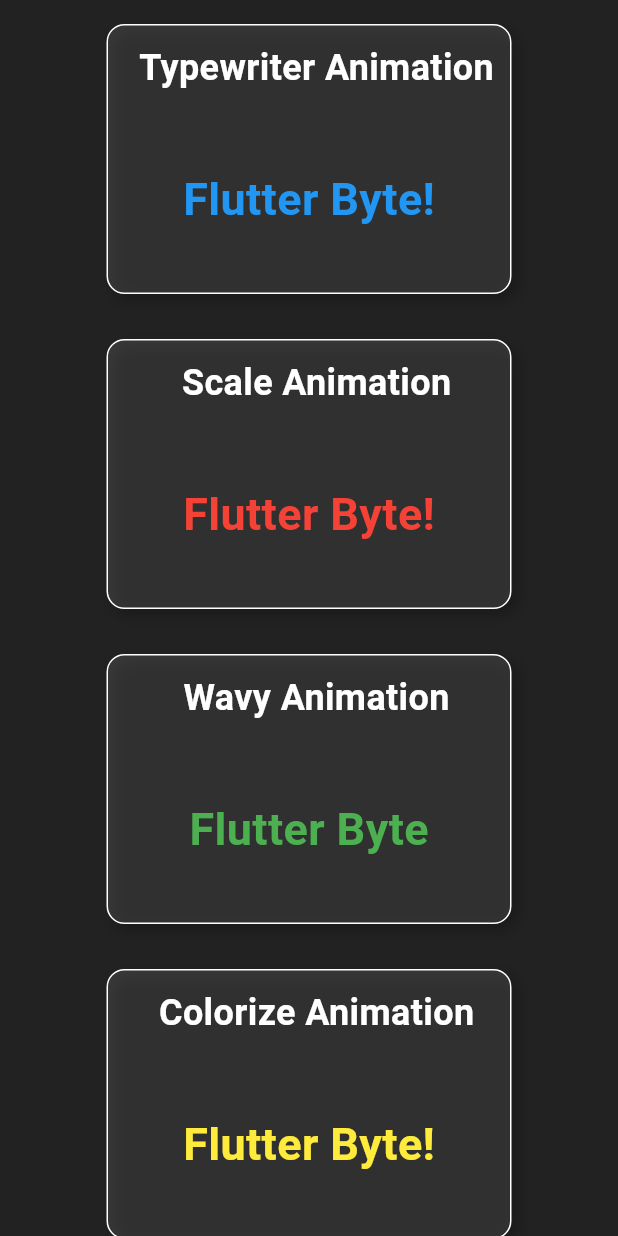
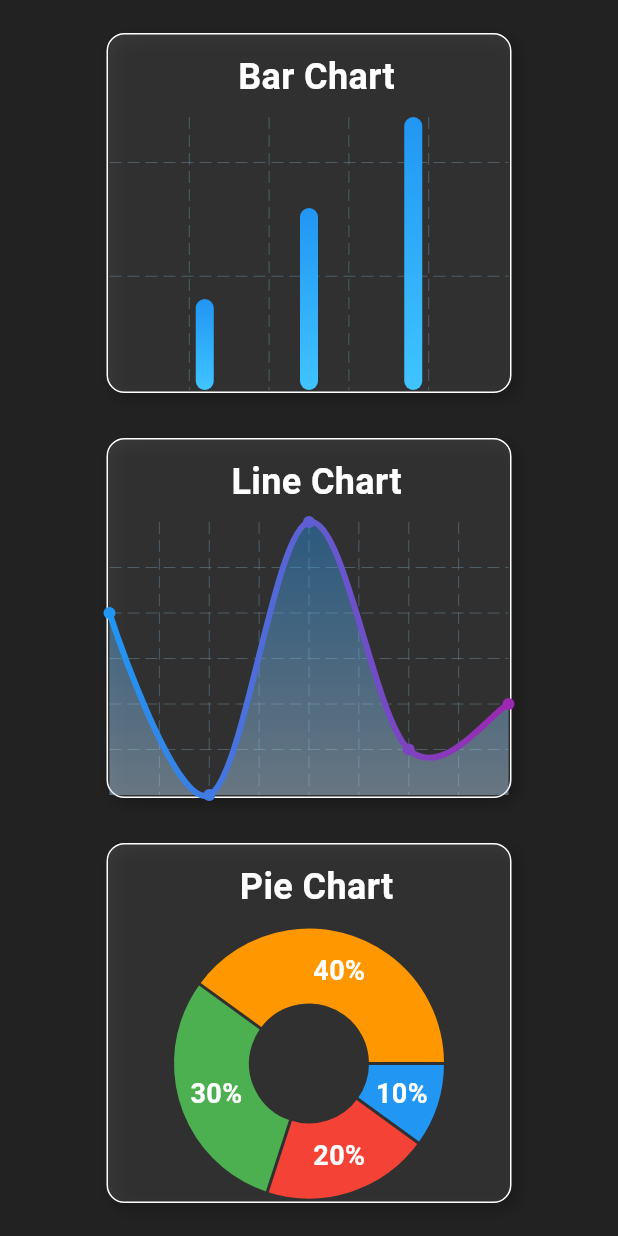
Before and after one commit to IamVasuBhurakhaya/flutter_byte_series, a Flutter app: the screen it shows after launch, on a phone screen of 412 x 824 dp. Run offline on Flutter 3.47's test engine with Material 3 defaults, Android fonts, the phone set to English and light mode, and no system bars; drawn by our look-alikes of animated_text_kit, fl_chart; our stand-ins replace loading_animation_widget.

Commit message:
fl chart package implemented

```diff
--- a/lib/main.dart
+++ b/lib/main.dart
@@ -1,6 +1,5 @@
 import 'package:flutter/material.dart';
-import 'package:widgets_packages_app/packages/animated_text_kit.dart';
-import 'package:widgets_packages_app/routes/app_routes.dart';
+import 'package:widgets_packages_app/packages/fl_charts.dart';
 
 void main() {
   runApp(const MyApp());
@@ -13,7 +12,7 @@ class MyApp extends StatelessWidget {
   Widget build(BuildContext context) {
     return const MaterialApp(
       debugShowCheckedModeBanner: false,
-      home: AnimatedTextKitScreen(),
+      home: FlChartScreen(),
     );
   }
 }
--- /dev/null
+++ b/lib/packages/fl_charts.dart
@@ -0,0 +1,203 @@
+import 'package:flutter/material.dart';
+import 'package:fl_chart/fl_chart.dart';
+
+class FlChartScreen extends StatefulWidget {
+  const FlChartScreen({super.key});
+
+  @override
+  State<FlChartScreen> createState() => _FlChartScreenState();
+}
+
+class _FlChartScreenState extends State<FlChartScreen> {
+  int touchedGroupIndex = -1;
+
+  @override
+  Widget build(BuildContext context) {
+    return Scaffold(
+      backgroundColor: Colors.black87,
+      body: Padding(
+        padding: const EdgeInsets.all(16.0),
+        child: Center(
+          child: Column(
+            mainAxisAlignment: MainAxisAlignment.center,
+            children: [
+              buildChartBox(
+                title: 'Bar Chart',
+                widget: BarChart(
+                  BarChartData(
+                    barGroups: List.generate(3, (index) {
+                      final isTouched = index == touchedGroupIndex;
+                      final double barHeight = isTouched ? 16 : 12;
+                      final gradientColors = isTouched
+                          ? [Colors.orange, Colors.red]
+                          : [Colors.blue, Colors.lightBlueAccent];
+                      return BarChartGroupData(
+                        x: index,
+                        barRods: [
+                          BarChartRodData(
+                            toY: (index + 1) * 4.0,
+                            gradient: LinearGradient(
+                              colors: gradientColors,
+                              begin: Alignment.topCenter,
+                              end: Alignment.bottomCenter,
+                            ),
+                            width: barHeight,
+                          ),
+                        ],
+                      );
+                    }),
+                    barTouchData: BarTouchData(
+                      touchCallback: (event, response) {
+                        setState(() {
+                          touchedGroupIndex =
+                              response?.spot?.touchedBarGroupIndex ?? -1;
+                        });
+                      },
+                      touchTooltipData: BarTouchTooltipData(
+                        // tooltipBgColor: Colors.blueGrey,
+                        getTooltipItem: (group, groupIndex, rod, rodIndex) {
+                          return BarTooltipItem(
+                            "Value: ${(rod.toY).toStringAsFixed(1)}",
+                            const TextStyle(color: Colors.white),
+                          );
+                        },
+                      ),
+                    ),
+                    borderData: FlBorderData(show: false),
+                    titlesData: const FlTitlesData(show: false),
+                  ),
+                ),
+              ),
+              const SizedBox(height: 30),
+              buildChartBox(
+                title: 'Line Chart',
+                widget: LineChart(
+                  LineChartData(
+                    lineBarsData: [
+                      LineChartBarData(
+                        spots: [
+                          const FlSpot(0, 3),
+                          const FlSpot(1, 1),
+                          const FlSpot(2, 4),
+                          const FlSpot(3, 1.5),
+                          const FlSpot(4, 2),
+                        ],
+                        isCurved: true,
+                        color: Colors.blue,
+                        gradient: const LinearGradient(
+                          colors: [Colors.blue, Colors.purple],
+                          begin: Alignment.centerLeft,
+                          end: Alignment.centerRight,
+                        ),
+                        barWidth: 4,
+                        belowBarData: BarAreaData(
+                          show: true,
+                          gradient: const LinearGradient(
+                            colors: [
+                              Color(0x662196F3),
+                              Color(0x66BBDEFB),
+                            ],
+                            begin: Alignment.topCenter,
+                            end: Alignment.bottomCenter,
+                          ),
+                        ),
+                        dotData: const FlDotData(show: true),
+                      ),
+                    ],
+                    borderData: FlBorderData(show: false),
+                    titlesData: const FlTitlesData(show: false),
+                    lineTouchData: const LineTouchData(
+                      touchTooltipData: LineTouchTooltipData(
+                          // tooltipBgColor: Colors.blueGrey,
+                          ),
+                    ),
+                  ),
+                ),
+              ),
+              const SizedBox(height: 30),
+              buildChartBox(
+                title: 'Pie Chart',
+                widget: PieChart(
+                  PieChartData(
+                    sections: List.generate(4, (index) {
+                      final colors = [
+                        Colors.blue,
+                        Colors.red,
+                        Colors.green,
+                        Colors.orange
+                      ];
+                      final isTouched = index == touchedGroupIndex;
+                      final double radius = isTouched ? 60 : 50;
+                      return PieChartSectionData(
+                        color: colors[index],
+                        value: (index + 1) * 10,
+                        title: '${(index + 1) * 10}%',
+                        radius: radius,
+                        titleStyle: const TextStyle(
+                          fontSize: 18,
+                          fontWeight: FontWeight.bold,
+                          color: Colors.white,
+                        ),
+                      );
+                    }),
+                    sectionsSpace: 2,
+                    centerSpaceRadius: 40,
+                    pieTouchData: PieTouchData(
+                      touchCallback: (event, response) {
+                        setState(() {
+                          touchedGroupIndex =
+                              response?.touchedSection?.touchedSectionIndex ??
+                                  -1;
+                        });
+                      },
+                    ),
+                  ),
+                ),
+              ),
+            ],
+          ),
+        ),
+      ),
+    );
+  }
+
+  Widget buildChartBox({required String title, required Widget widget}) {
+    return Container(
+      width: 270,
+      height: 240,
+      padding: const EdgeInsets.all(1.0),
+      decoration: BoxDecoration(
+        color: Colors.white.withOpacity(0.1),
+        borderRadius: BorderRadius.circular(12),
+        border: Border.all(color: Colors.white, width: 1),
+        boxShadow: const [
+          BoxShadow(
+            color: Colors.black26,
+            blurRadius: 8,
+            offset: Offset(4, 4),
+          ),
+        ],
+      ),
+      child: Column(
+        crossAxisAlignment: CrossAxisAlignment.center,
+        children: [
+          Padding(
+            padding: const EdgeInsets.only(left: 10.0, top: 10.0),
+            child: Text(
+              title,
+              style: const TextStyle(
+                fontSize: 24,
+                fontWeight: FontWeight.bold,
+                color: Colors.white,
+              ),
+            ),
+          ),
+          const SizedBox(height: 10),
+          Expanded(
+            child: Center(child: widget),
+          ),
+        ],
+      ),
+    );
+  }
+}
--- a/lib/routes/app_routes.dart
+++ b/lib/routes/app_routes.dart
@@ -1,10 +1,16 @@
 import 'package:flutter/material.dart';
+import 'package:widgets_packages_app/packages/animated_text_kit.dart';
+import 'package:widgets_packages_app/packages/fl_charts.dart';
 import 'package:widgets_packages_app/packages/loading_animation_widget.dart';
 
 class AppRoutes {
   static String loadingAnimationWidget = "/";
+  static String animatedTextKit = "/animated_text_kit";
+  static String flCharts = "fl_charts";
 
   static Map<String, Widget Function(BuildContext)> routes = {
-    loadingAnimationWidget: (context) => const LoadingAnimationWidgetScreen()
+    loadingAnimationWidget: (context) => const LoadingAnimationWidgetScreen(),
+    animatedTextKit: (context) => const AnimatedTextKitScreen(),
+    flCharts: (context) => const FlChartScreen(),
   };
 }
--- a/pubspec.yaml
+++ b/pubspec.yaml
@@ -37,6 +37,7 @@ dependencies:
   cupertino_icons: ^1.0.8
   loading_animation_widget: ^1.3.0
   animated_text_kit: ^4.2.2
+  fl_chart: ^0.69.2
 
 dev_dependencies:
   flutter_test:
```
Also changed, not shown: pubspec.lock.
